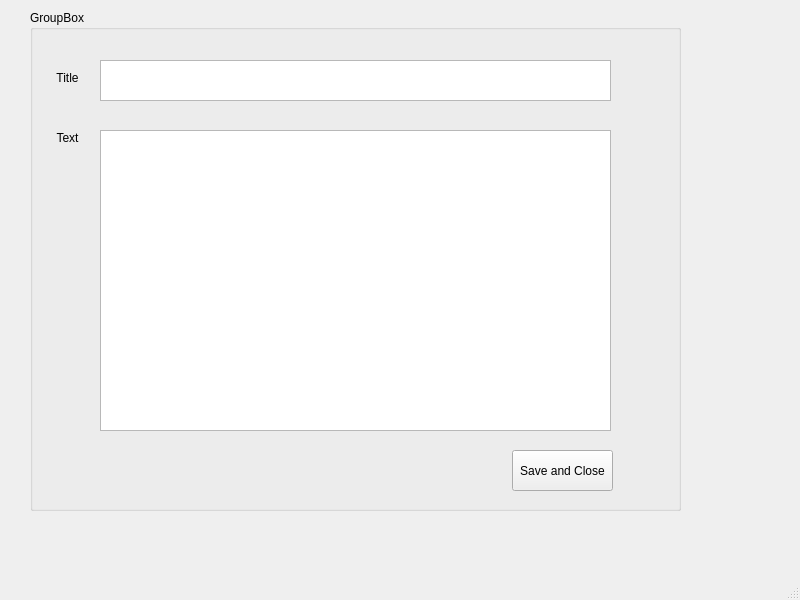
Nalexx6/OOP, file 1 semester/Lab2_qt/new_note_window.ui: the form before one commit.
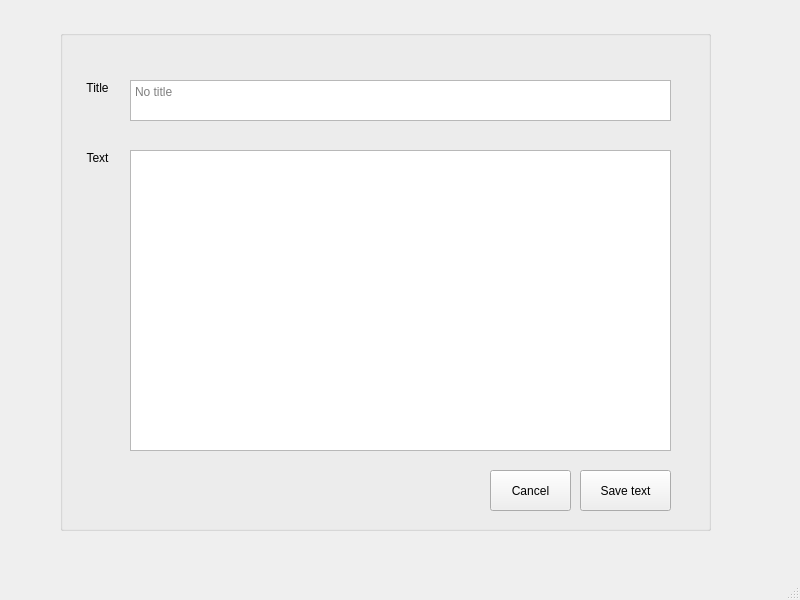
The form after the commit.

Commit message: Design of window changed. Adding notes, list of notes(QStringListModel) provided

What changed in the file:
```diff
--- a/1 semester/Lab2_qt/new_note_window.ui
+++ b/1 semester/Lab2_qt/new_note_window.ui
@@ -17,40 +17,49 @@
    <widget class="QGroupBox" name="Noteredactor">
     <property name="geometry">
      <rect>
-      <x>30</x>
-      <y>10</y>
+      <x>60</x>
+      <y>30</y>
       <width>651</width>
       <height>501</height>
      </rect>
     </property>
     <property name="title">
-     <string>GroupBox</string>
+     <string/>
     </property>
     <widget class="QTextEdit" name="Title_edit">
      <property name="geometry">
       <rect>
        <x>70</x>
        <y>50</y>
-       <width>511</width>
+       <width>541</width>
        <height>41</height>
       </rect>
      </property>
+     <property name="readOnly">
+      <bool>true</bool>
+     </property>
+     <property name="placeholderText">
+      <string>No title</string>
+     </property>
     </widget>
     <widget class="QTextEdit" name="Note_edit">
      <property name="geometry">
       <rect>
        <x>70</x>
        <y>120</y>
-       <width>511</width>
+       <width>541</width>
        <height>301</height>
       </rect>
      </property>
+     <property name="placeholderText">
+      <string/>
+     </property>
     </widget>
     <widget class="QLabel" name="lblTitle">
      <property name="geometry">
       <rect>
        <x>10</x>
-       <y>60</y>
+       <y>50</y>
        <width>55</width>
        <height>16</height>
       </rect>
@@ -81,14 +90,27 @@
     <widget class="QPushButton" name="btnSaveandClose">
      <property name="geometry">
       <rect>
-       <x>482</x>
+       <x>520</x>
        <y>440</y>
-       <width>101</width>
+       <width>91</width>
        <height>41</height>
       </rect>
      </property>
      <property name="text">
-      <string>Save and Close</string>
+      <string>Save text</string>
+     </property>
+    </widget>
+    <widget class="QPushButton" name="btnCancel">
+     <property name="geometry">
+      <rect>
+       <x>430</x>
+       <y>440</y>
+       <width>81</width>
+       <height>41</height>
+      </rect>
+     </property>
+     <property name="text">
+      <string>Cancel</string>
      </property>
     </widget>
    </widget>
```
Left out of the diff: 8 changed lines with no effect on the pictures. The commit also changes 9 other files.
